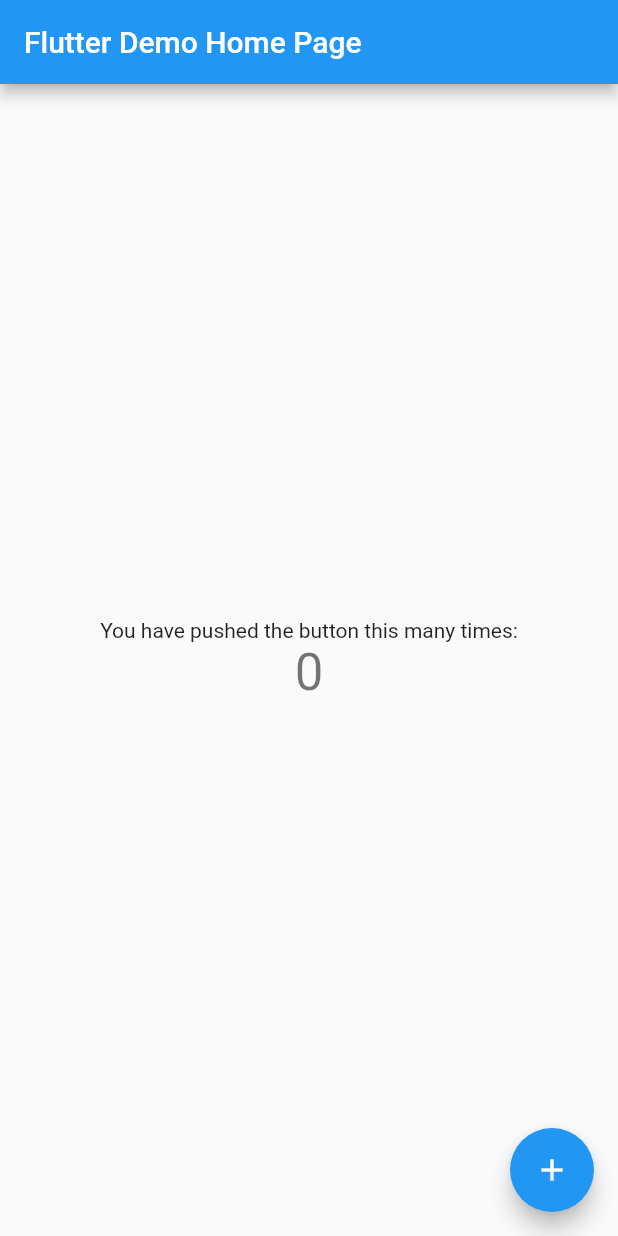
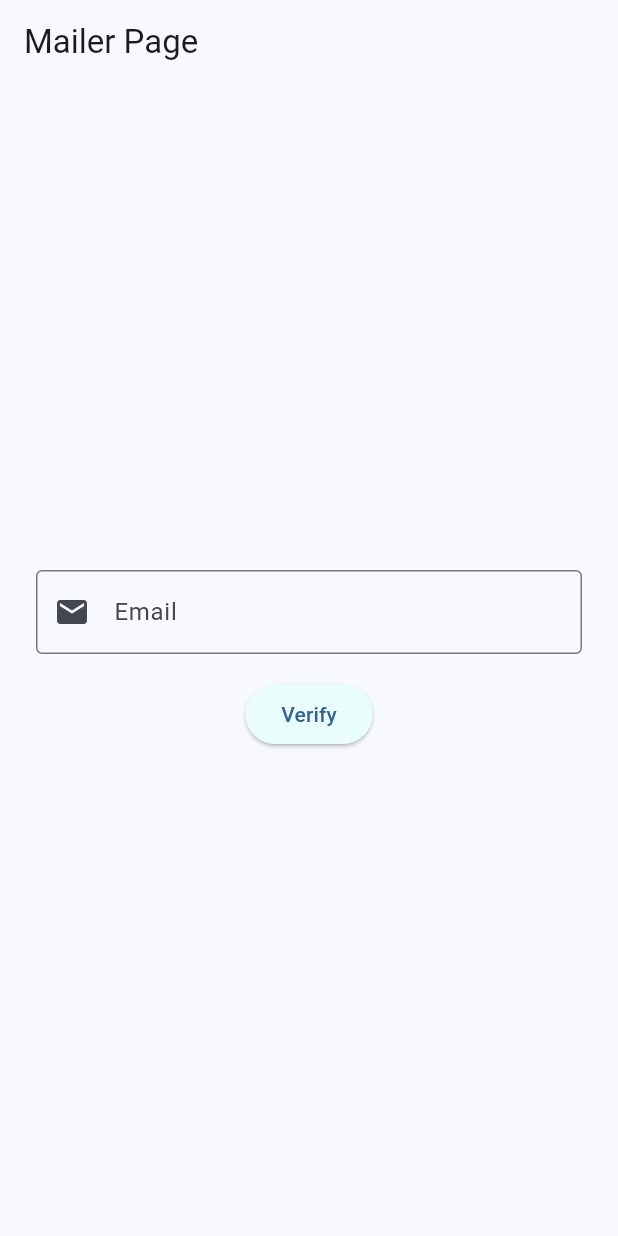
Before and after one commit to Nielioo/Simple-Mailer-App, a Flutter app: the screen it shows after launch, on a phone screen of 412 x 824 dp. Run offline on Flutter 3.47's test engine with Material 2 defaults, Android fonts, the phone set to English and light mode, and no system bars; drawn by our look-alikes of dynamic_color; our stand-ins replace email_validator, fluttertoast.

Commit message:
mailer done

```diff
--- a/lib/main.dart
+++ b/lib/main.dart
@@ -1,4 +1,6 @@
+import 'package:dynamic_color/dynamic_color.dart';
 import 'package:flutter/material.dart';
+import 'package:simple_mailer_app/theme/theme.dart';
 import 'package:simple_mailer_app/views/pages.dart';
 
 void main() {
@@ -11,13 +13,17 @@ class MyApp extends StatelessWidget {
   // This widget is the root of your application.
   @override
   Widget build(BuildContext context) {
-    return MaterialApp(
-      title: 'Flutter Demo',
-      debugShowCheckedModeBanner: false,
-      theme: ThemeData(
-        primarySwatch: Colors.blue,
-      ),
-      home: const MyHomePage(title: 'Flutter Demo Home Page'),
-    );
+    return DynamicColorBuilder(builder: (lightColorScheme, darkColorScheme) {
+      return MaterialApp(
+        title: 'Flutter Demo',
+        debugShowCheckedModeBanner: false,
+        theme: MyTheme.lightTheme(lightColorScheme),
+        darkTheme: MyTheme.darkTheme(darkColorScheme),
+        initialRoute: "/",
+        routes: {
+          MailerPage.routeName: (context) => MailerPage(),
+        },
+      );
+    });
   }
 }
--- a/lib/services/service_tinycloudz.dart
+++ b/lib/services/service_tinycloudz.dart
@@ -0,0 +1,14 @@
+part of 'services.dart';
+
+class TinyCloudzService{
+  static Future<http.Response> postMail(String email){
+    return http.post(Uri.https(Const.baseUrl, "/week06/api/mailer/sendmail"),
+        headers: <String, String>{
+          'Content-Type': 'application/json; charset=UTF-8',
+        },
+        body: jsonEncode(<String, dynamic>{
+          'email': email,
+        })
+    );
+  }
+}
--- a/lib/shared/const.dart
+++ b/lib/shared/const.dart
@@ -0,0 +1,5 @@
+part of 'shared.dart';
+
+class Const{
+  static String baseUrl = "nielio.tinycloudz.com";
+}
--- a/lib/shared/shared.dart
+++ b/lib/shared/shared.dart
@@ -0,0 +1 @@
+part 'const.dart';
--- /dev/null
+++ b/lib/theme/theme.dart
@@ -0,0 +1,26 @@
+import 'package:flutter/material.dart';
+
+class MyTheme {
+  static ThemeData lightTheme(ColorScheme? lightColorScheme) {
+    ColorScheme scheme = lightColorScheme ??
+        ColorScheme.fromSeed(
+          seedColor: Colors.blue,
+        );
+    return ThemeData(
+      useMaterial3: true,
+      colorScheme: scheme,
+    );
+  }
+
+  static ThemeData darkTheme(ColorScheme? darkColorScheme) {
+    ColorScheme scheme = darkColorScheme ??
+        ColorScheme.fromSeed(
+          seedColor: Colors.blue,
+          brightness: Brightness.dark,
+        );
+    return ThemeData(
+      useMaterial3: true,
+      colorScheme: scheme,
+    );
+  }
+}
--- a/lib/views/page_mailer.dart
+++ b/lib/views/page_mailer.dart
@@ -1,86 +1,124 @@
 part of 'pages.dart';
 
-class MyHomePage extends StatefulWidget {
-  const MyHomePage({super.key, required this.title});
-
-  // This widget is the home page of your application. It is stateful, meaning
-  // that it has a State object (defined below) that contains fields that affect
-  // how it looks.
-
-  // This class is the configuration for the state. It holds the values (in this
-  // case the title) provided by the parent (in this case the App widget) and
-  // used by the build method of the State. Fields in a Widget subclass are
-  // always marked "final".
-
-  final String title;
+class MailerPage extends StatefulWidget {
+  const MailerPage({Key? key}) : super(key: key);
+  static const String routeName = "/";
 
   @override
-  State<MyHomePage> createState() => _MyHomePageState();
+  State<MailerPage> createState() => _MailerPageState();
 }
 
-class _MyHomePageState extends State<MyHomePage> {
-  int _counter = 0;
+class _MailerPageState extends State<MailerPage> {
+  @override
+  void initState() {
+    super.initState();
+  }
 
-  void _incrementCounter() {
-    setState(() {
-      // This call to setState tells the Flutter framework that something has
-      // changed in this State, which causes it to rerun the build method below
-      // so that the display can reflect the updated values. If we changed
-      // _counter without calling setState(), then the build method would not be
-      // called again, and so nothing would appear to happen.
-      _counter++;
-    });
+  final _formKey = GlobalKey<FormState>();
+  final ctrlEmail = TextEditingController();
+
+  @override
+  void dispose() {
+    super.dispose();
   }
 
   @override
   Widget build(BuildContext context) {
-    // This method is rerun every time setState is called, for instance as done
-    // by the _incrementCounter method above.
-    //
-    // The Flutter framework has been optimized to make rerunning build methods
-    // fast, so that you can just rebuild anything that needs updating rather
-    // than having to individually change instances of widgets.
     return Scaffold(
       appBar: AppBar(
-        // Here we take the value from the MyHomePage object that was created by
-        // the App.build method, and use it to set our appbar title.
-        title: Text(widget.title),
+        title: Text("Mailer Page"),
       ),
-      body: Center(
-        // Center is a layout widget. It takes a single child and positions it
-        // in the middle of the parent.
-        child: Column(
-          // Column is also a layout widget. It takes a list of children and
-          // arranges them vertically. By default, it sizes itself to fit its
-          // children horizontally, and tries to be as tall as its parent.
-          //
-          // Invoke "debug painting" (press "p" in the console, choose the
-          // "Toggle Debug Paint" action from the Flutter Inspector in Android
-          // Studio, or the "Toggle Debug Paint" command in Visual Studio Code)
-          // to see the wireframe for each widget.
-          //
-          // Column has various properties to control how it sizes itself and
-          // how it positions its children. Here we use mainAxisAlignment to
-          // center the children vertically; the main axis here is the vertical
-          // axis because Columns are vertical (the cross axis would be
-          // horizontal).
-          mainAxisAlignment: MainAxisAlignment.center,
-          children: <Widget>[
-            const Text(
-              'You have pushed the button this many times:',
-            ),
-            Text(
-              '$_counter',
-              style: Theme.of(context).textTheme.headline4,
-            ),
-          ],
+      body: Container(
+        width: double.infinity,
+        height: double.infinity,
+        padding: EdgeInsets.all(24),
+        child: Center(
+          child: Column(
+            mainAxisAlignment: MainAxisAlignment.center,
+            children: [
+              Form(
+                  key: _formKey,
+                  child: Column(
+                    children: [
+                      TextFormField(
+                        keyboardType: TextInputType.emailAddress,
+                        decoration: const InputDecoration(
+                          labelText: "Email",
+                          border: OutlineInputBorder(),
+                          hintText: "Enter your email here",
+                          prefixIcon: Icon(Icons.mail),
+                        ),
+                        controller: ctrlEmail,
+                        autovalidateMode: AutovalidateMode.onUserInteraction,
+                        validator: (value) {
+                          return !EmailValidator.validate(value.toString())
+                              ? "Invalid email"
+                              : null;
+                        },
+                      ),
+                      const SizedBox(
+                        height: 16,
+                      ),
+                      ElevatedButton(
+                          style: ElevatedButton.styleFrom(
+                            primary: Color(0xFFE9FDFC),
+                            // minimumSize: const Size.fromHeight(36),
+                          ),
+                          onPressed: () {
+                            if (_formKey.currentState!.validate()) {
+                              showDialog<String>(
+                                  context: context,
+                                  builder: (BuildContext context) =>
+                                      AlertDialog(
+                                        title: const Text(
+                                          'Email Confirmation',
+                                          style: TextStyle(
+                                              fontWeight: FontWeight.bold),
+                                        ),
+                                        content: Text(
+                                            "Verification mail will be sent to ${ctrlEmail.text}"),
+                                        actions: <Widget>[
+                                          TextButton(
+                                            onPressed: () {
+                                              Navigator.pop(context, 'Cancel');
+                                            },
+                                            child: const Text('Cancel'),
+                                          ),
+                                          TextButton(
+                                            onPressed: () async{
+
+                                              await TinyCloudzService.postMail(ctrlEmail.text);
+
+                                              ScaffoldMessenger.of(context)
+                                                  .showSnackBar(
+                                                const SnackBar(
+                                                    content: Text(
+                                                        'Verification mail already sent! Please check your email')),
+                                              );
+                                              Navigator.pop(context, 'OK');
+                                              ctrlEmail.text = "";
+                                              // Navigator.pop(context);
+                                            },
+                                            child: const Text('OK'),
+                                          ),
+                                        ],
+                                      ));
+                            } else {
+                              Fluttertoast.showToast(
+                                  msg: "Something wrong!",
+                                  toastLength: Toast.LENGTH_SHORT,
+                                  fontSize: 14,
+                                  backgroundColor: Colors.redAccent,
+                                  textColor: Colors.white);
+                            }
+                          },
+                          child: Text("Verify")),
+                    ],
+                  ))
+            ],
+          ),
         ),
       ),
-      floatingActionButton: FloatingActionButton(
-        onPressed: _incrementCounter,
-        tooltip: 'Increment',
-        child: const Icon(Icons.add),
-      ), // This trailing comma makes auto-formatting nicer for build methods.
     );
   }
 }
--- a/lib/views/pages.dart
+++ b/lib/views/pages.dart
@@ -1,3 +1,6 @@
+import 'package:email_validator/email_validator.dart';
 import 'package:flutter/material.dart';
+import 'package:fluttertoast/fluttertoast.dart';
+import 'package:simple_mailer_app/services/services.dart';
 
 part 'page_mailer.dart';
--- a/pubspec.yaml
+++ b/pubspec.yaml
@@ -36,6 +36,10 @@ dependencies:
   # The following adds the Cupertino Icons font to your application.
   # Use with the CupertinoIcons class for iOS style icons.
   cupertino_icons: ^1.0.2
+  dynamic_color: ^1.5.4
+  http: ^0.13.5
+  email_validator: ^2.1.17
+  fluttertoast: ^8.1.1
 
 dev_dependencies:
   flutter_test:
```
Also changed, not shown: lib/services/services.dart (+7 -0 lines), 2 other files.
